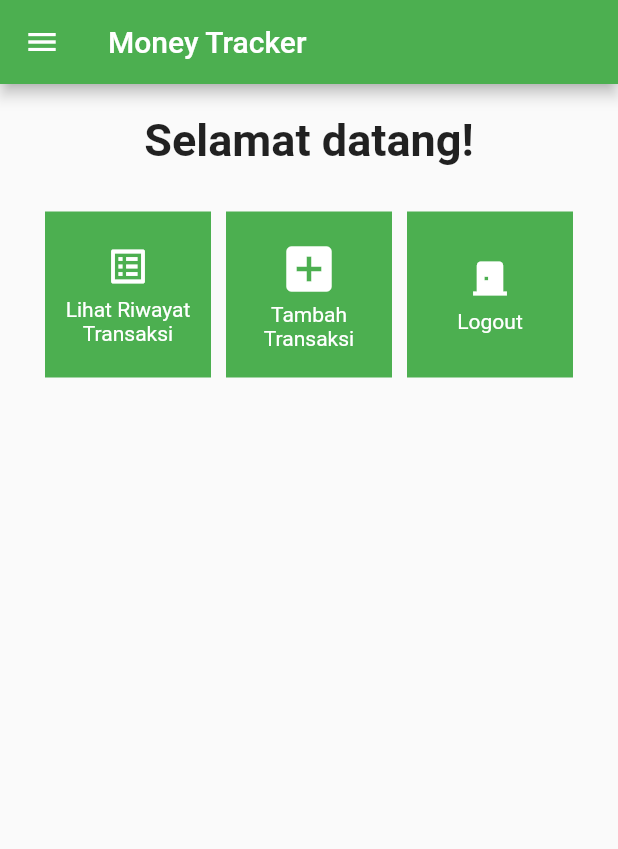
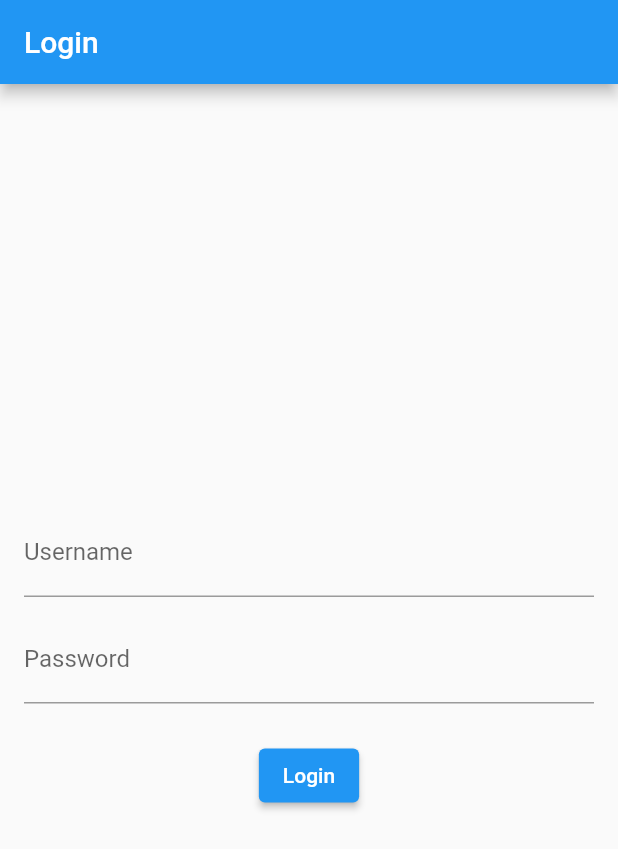
Before and after one commit to kemalhanan/Dart-Tutorial, a Flutter app: the screen it shows after launch, on a phone screen of 412 x 824 dp. Shown: the top 849 px of the screen. Run offline on Flutter 3.47's test engine with Material 2 defaults, Android fonts, the phone set to English and light mode, and no system bars; missing offline and left inert: pbp_django_auth.

```diff
--- a/lib/main.dart
+++ b/lib/main.dart
@@ -1,31 +1,29 @@
 import 'package:flutter/material.dart';
-import 'package:money_tracker/pages/menu.dart';
+import 'package:provider/provider.dart';
+import 'package:pbp_django_auth/pbp_django_auth.dart';
+import 'package:money_tracker/pages/login.dart';
 
 void main() {
   runApp(const MyApp());
 }
 
 class MyApp extends StatelessWidget {
-  const MyApp({super.key});
+  const MyApp({Key? key}) : super(key: key);
 
-  // This widget is the root of your application.
   @override
   Widget build(BuildContext context) {
-    return MaterialApp(
-      title: 'Flutter Demo',
-      theme: ThemeData(
-        // This is the theme of your application.
-        //
-        // Try running your application with "flutter run". You'll see the
-        // application has a blue toolbar. Then, without quitting the app, try
-        // changing the primarySwatch below to Colors.green and then invoke
-        // "hot reload" (press "r" in the console where you ran "flutter run",
-        // or simply save your changes to "hot reload" in a Flutter IDE).
-        // Notice that the counter didn't reset back to zero; the application
-        // is not restarted.
-        primarySwatch: Colors.green,
+    return Provider(
+      create: (_) {
+        CookieRequest request = CookieRequest();
+        return request;
+      },
+      child: MaterialApp(
+        title: 'Flutter App',
+        theme: ThemeData(
+          primarySwatch: Colors.blue,
+        ),
+        home: const LoginPage(),
       ),
-      home: const MyHomePage(),
     );
   }
 }
--- /dev/null
+++ b/lib/pages/login.dart
@@ -0,0 +1,112 @@
+import 'package:money_tracker/pages/menu.dart';
+import 'package:flutter/material.dart';
+import 'package:pbp_django_auth/pbp_django_auth.dart';
+import 'package:provider/provider.dart';
+
+void main() {
+  runApp(const LoginApp());
+}
+
+class LoginApp extends StatelessWidget {
+  const LoginApp({super.key});
+
+  @override
+  Widget build(BuildContext context) {
+    return MaterialApp(
+      title: 'Login',
+      theme: ThemeData(
+        primarySwatch: Colors.blue,
+      ),
+      home: const LoginPage(),
+    );
+  }
+}
+
+class LoginPage extends StatefulWidget {
+  const LoginPage({super.key});
+
+  @override
+  _LoginPageState createState() => _LoginPageState();
+}
+
+class _LoginPageState extends State<LoginPage> {
+  final TextEditingController _usernameController = TextEditingController();
+  final TextEditingController _passwordController = TextEditingController();
+
+  @override
+  Widget build(BuildContext context) {
+    final request = context.watch<CookieRequest>();
+    return Scaffold(
+      appBar: AppBar(
+        title: const Text('Login'),
+      ),
+      body: Container(
+        padding: const EdgeInsets.all(16.0),
+        child: Column(
+          mainAxisAlignment: MainAxisAlignment.center,
+          children: [
+            TextField(
+              controller: _usernameController,
+              decoration: const InputDecoration(
+                labelText: 'Username',
+              ),
+            ),
+            const SizedBox(height: 12.0),
+            TextField(
+              controller: _passwordController,
+              decoration: const InputDecoration(
+                labelText: 'Password',
+              ),
+              obscureText: true,
+            ),
+            const SizedBox(height: 24.0),
+            ElevatedButton(
+              onPressed: () async {
+                String username = _usernameController.text;
+                String password = _passwordController.text;
+
+                // Cek kredensial
+                // TODO: Ganti URL dan jangan lupa tambahkan trailing slash (/) di akhir URL!
+                final response = await request.login(
+                    "https://django-tutorial.adaptable.app/auth/login/", {
+                  'username': username,
+                  'password': password,
+                });
+
+                if (request.loggedIn) {
+                  String message = response['message'];
+                  String uname = response['username'];
+                  Navigator.pushReplacement(
+                    context,
+                    MaterialPageRoute(builder: (context) => const MyHomePage()),
+                  );
+                  ScaffoldMessenger.of(context)
+                    ..hideCurrentSnackBar()
+                    ..showSnackBar(SnackBar(
+                        content: Text("$message Selamat datang, $uname.")));
+                } else {
+                  showDialog(
+                    context: context,
+                    builder: (context) => AlertDialog(
+                      title: const Text('Login Gagal'),
+                      content: Text(response['message']),
+                      actions: [
+                        TextButton(
+                          child: const Text('OK'),
+                          onPressed: () {
+                            Navigator.pop(context);
+                          },
+                        ),
+                      ],
+                    ),
+                  );
+                }
+              },
+              child: const Text('Login'),
+            ),
+          ],
+        ),
+      ),
+    );
+  }
+}
--- a/pubspec.yaml
+++ b/pubspec.yaml
@@ -35,6 +35,9 @@ dependencies:
   # The following adds the Cupertino Icons font to your application.
   # Use with the CupertinoIcons class for iOS style icons.
   cupertino_icons: ^1.0.2
+  pbp_django_auth: ^0.3.1
+  provider: ^6.0.5
+  http: ^0.13.6
 
 dev_dependencies:
   flutter_test:
```
Also changed, not shown: lib/model/transaction_record.dart (added, +69 -0 lines), lib/pages/form.dart (+41 -10 lines), lib/pages/menu.dart (+31 -12 lines), lib/pages/transaction.dart (added, +99 -0 lines), lib/widgets/drawer.dart (+22 -0 lines), pubspec.lock, 2 other files.
